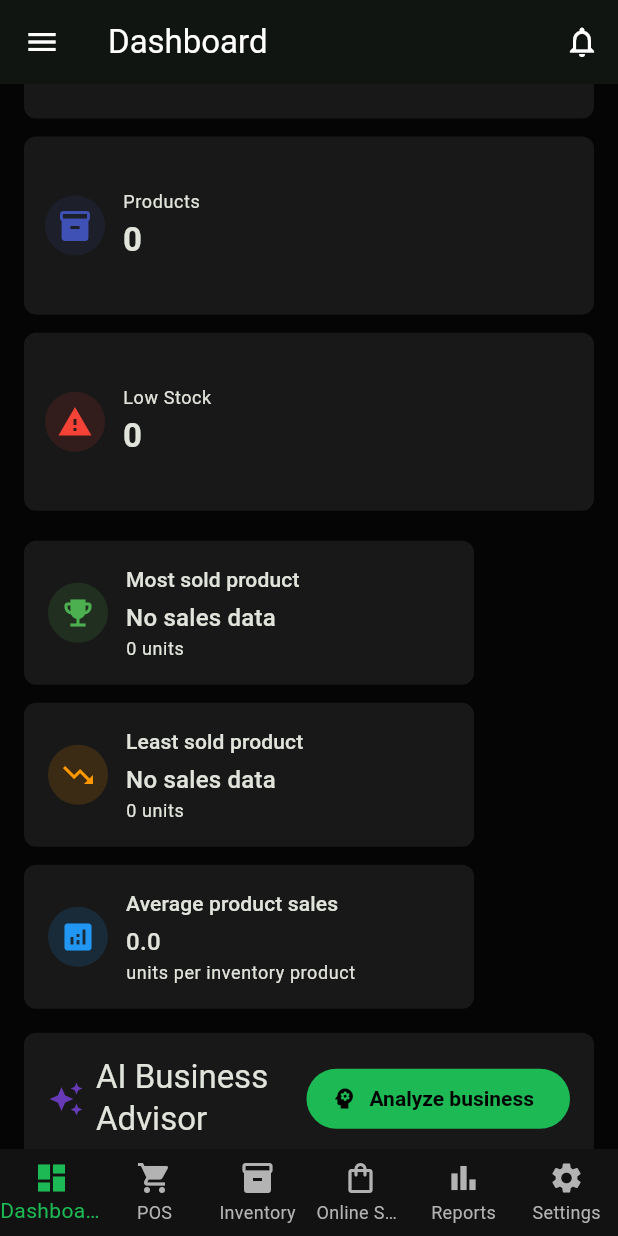
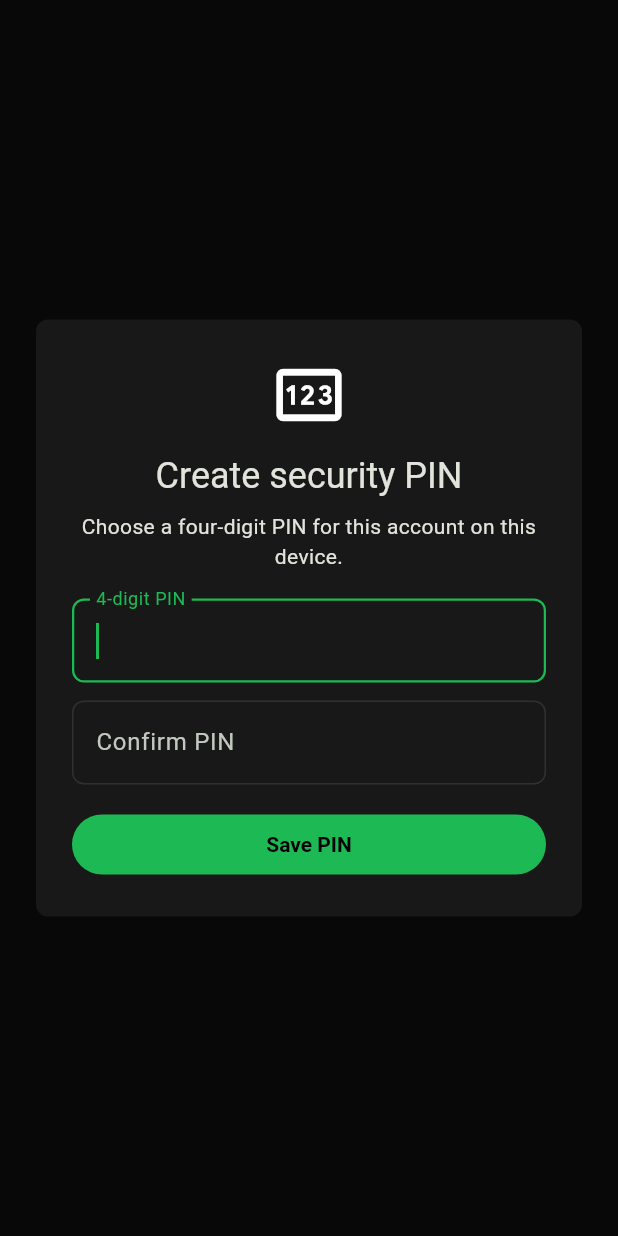
Before and after one commit to hiakintho/Pos-app, a Flutter app: the screen it shows once a user with an empty profile is signed in, scrolled down 576 dp, on a phone screen of 412 x 824 dp. Run offline on Flutter 3.47's test engine with Material 3 defaults, Android fonts, the phone set to English and light mode, and no system bars; our stand-ins replace camera, cloud_firestore, cloud_functions, connectivity_plus, file_picker, firebase_auth and 11 more; missing offline and left inert: mobile_scanner; accounts and stored records are empty.

Commit message:
feat: add smart security camera and web release

```diff
--- a/lib/customer_support_page.dart
+++ b/lib/customer_support_page.dart
@@ -42,7 +42,7 @@ class CustomerSupportPage extends StatelessWidget {
                 NotificationBellButton(user: user),
                 if (!systemOwner && aiEnabled)
                   IconButton(
-                    tooltip: 'Chat with AI support',
+                    tooltip: 'Chat with Smart Support',
                     onPressed: () => Navigator.push(
                       context,
                       MaterialPageRoute(
@@ -218,7 +218,7 @@ class _AiSupportChatPageState extends State<_AiSupportChatPage> {
           () => messages.add({
             'role': 'model',
             'text':
-                'AI support is unavailable right now. Please create a human support ticket. ($e)',
+                'Smart Support is unavailable right now. Please create a human support ticket. ($e)',
           }),
         );
       }
@@ -230,7 +230,7 @@ class _AiSupportChatPageState extends State<_AiSupportChatPage> {
   @override
   Widget build(BuildContext context) => Scaffold(
     appBar: AppBar(
-      title: const Text('AI System Support'),
+      title: const Text('Smart System Support'),
       actions: [
         TextButton.icon(
           onPressed: () => showDialog<void>(
--- a/lib/dashboard_screen.dart
+++ b/lib/dashboard_screen.dart
@@ -722,7 +722,7 @@ class _AiAdviceCardState extends State<_AiAdviceCard> {
       if (mounted) {
         setState(
           () => advice =
-              'AI analysis is unavailable. Verify that the Gemini Cloud Function and secret are deployed. ($e)',
+              'Smart Advisor is unavailable. Check the cloud connection and try again. ($e)',
         );
       }
     } finally {
@@ -743,7 +743,7 @@ class _AiAdviceCardState extends State<_AiAdviceCard> {
               const SizedBox(width: 8),
               Expanded(
                 child: Text(
-                  'AI Business Advisor',
+                  'Smart Business Advisor',
                   style: Theme.of(context).textTheme.titleLarge,
                 ),
               ),
--- a/lib/main.dart
+++ b/lib/main.dart
@@ -25,6 +25,8 @@ import 'notification_inbox_page.dart';
 import 'notification_service.dart';
 import 'delivery_management_page.dart';
 import 'business_management_screen.dart';
+import 'account_security.dart';
+import 'security_lock.dart';
 
 const Color _spotifyGreen = Color(0xFF1DB954);
 const Color _spotifyBlack = Color(0xFF050505);
@@ -150,7 +152,7 @@ class AuthGate extends StatelessWidget {
   @override
   Widget build(BuildContext context) {
     return StreamBuilder<auth.User?>(
-      stream: auth.FirebaseAuth.instance.authStateChanges(),
+      stream: auth.FirebaseAuth.instance.userChanges(),
       builder: (context, snapshot) {
         if (snapshot.connectionState == ConnectionState.waiting) {
           return const Scaffold(body: Center(child: ModernLoadingIndicator()));
@@ -175,14 +177,25 @@ class AuthGate extends StatelessWidget {
             }
             NotificationService.register(appUser.id);
 
+            if (appUser.requiresEmailVerification &&
+                !firebaseUser.emailVerified) {
+              return const EmailVerificationPage();
+            }
+
+            Widget secured(Widget page) => SecurityLock(
+              key: ValueKey('security_${appUser.id}'),
+              userId: appUser.id,
+              child: page,
+            );
+
             if (appUser.role == UserRole.customer) {
-              return CustomerMarketplace(customer: appUser);
+              return secured(CustomerMarketplace(customer: appUser));
             }
             if (appUser.role == UserRole.deliveryBoy) {
-              return DeliveryOrdersPage(user: appUser);
+              return secured(DeliveryOrdersPage(user: appUser));
             }
             if (appUser.role == UserRole.systemOwner) {
-              return SystemOwnerPage(user: appUser);
+              return secured(SystemOwnerPage(user: appUser));
             }
             if (appUser.role == UserRole.superAdmin) {
               return StreamBuilder<DocumentSnapshot<Map<String, dynamic>>>(
@@ -201,7 +214,7 @@ class AuthGate extends StatelessWidget {
                           as String? ??
                       'approved';
                   if (status != 'approved') {
-                    return BusinessApprovalPendingPage(status: status);
+                    return secured(BusinessApprovalPendingPage(status: status));
                   }
                   return StreamBuilder<DocumentSnapshot<Map<String, dynamic>>>(
                     stream: FirebaseFirestore.instance
@@ -221,22 +234,24 @@ class AuthGate extends StatelessWidget {
                           : null;
                       if (expiryDate != null &&
                           expiryDate.isBefore(DateTime.now())) {
-                        return const BusinessApprovalPendingPage(
-                          status: 'expired',
+                        return secured(
+                          const BusinessApprovalPendingPage(status: 'expired'),
                         );
                       }
-                      return MainNavigation(
-                        key: ValueKey(
-                          '${businessSnapshot.data!.data()?['allowedFeatures']}-${businessSnapshot.data!.data()?['subscriptionExpiresAt']}',
+                      return secured(
+                        MainNavigation(
+                          key: ValueKey(
+                            '${businessSnapshot.data!.data()?['allowedFeatures']}-${businessSnapshot.data!.data()?['subscriptionExpiresAt']}',
+                          ),
+                          user: appUser,
                         ),
-                        user: appUser,
                       );
                     },
                   );
                 },
               );
             }
-            return MainNavigation(user: appUser);
+            return secured(MainNavigation(user: appUser));
           },
         );
       },
--- a/lib/models.dart
+++ b/lib/models.dart
@@ -71,6 +71,7 @@ class User {
   final String role; // Changed from Enum to String
   final String? branchId;
   final String? businessId;
+  final bool requiresEmailVerification;
 
   User({
     required this.id,
@@ -79,6 +80,7 @@ class User {
     required this.role,
     this.branchId,
     this.businessId,
+    this.requiresEmailVerification = false,
   });
 
   Map<String, dynamic> toMap() {
@@ -89,6 +91,7 @@ class User {
       'role': role,
       'branchId': branchId,
       'businessId': businessId,
+      'requiresEmailVerification': requiresEmailVerification,
     };
   }
 
@@ -119,6 +122,7 @@ class User {
       role: finalRole,
       branchId: map['branchId'],
       businessId: map['businessId'],
+      requiresEmailVerification: map['requiresEmailVerification'] == true,
     );
   }
 }
--- a/lib/pos_screen.dart
+++ b/lib/pos_screen.dart
@@ -482,7 +482,7 @@ class _POSScreenState extends State<POSScreen> {
 
   Future<void> _openAiProductCamera() async {
     if (_products.isEmpty) {
-      _showMessage('Load Firebase products before using AI recognition.');
+      _showMessage('Load Firebase products before using Smart Camera.');
       return;
     }
     final query = await Navigator.of(context).push<String>(
@@ -499,7 +499,7 @@ class _POSScreenState extends State<POSScreen> {
     });
     _searchFocusNode.requestFocus();
     _showMessage(
-      'AI recognized "$query". Select the correct product from the results.',
+      'Smart Camera found "$query". Select the correct product from the results.',
     );
   }
 
@@ -982,7 +982,7 @@ class _POSScreenState extends State<POSScreen> {
               widget.permissions == null ||
               widget.permissions!['ai_product_recognition'] == true)
             IconButton(
-              tooltip: 'Recognize product with AI camera',
+              tooltip: 'Search product with Smart Camera',
               onPressed: _isLoading ? null : _openAiProductCamera,
               icon: const Icon(Icons.center_focus_strong),
             ),
--- a/lib/product_recognition_camera.dart
+++ b/lib/product_recognition_camera.dart
@@ -66,13 +66,16 @@ class _ProductRecognitionCameraState extends State<ProductRecognitionCamera> {
               .toString()
               .trim();
       if (!mounted) return;
-      if (query.isEmpty) throw Exception('No product could be recognized.');
+      if (query.isEmpty)
+        throw Exception(
+          'Smart Camera did not recognize a product. Try again with the label clearly visible.',
+        );
       Navigator.pop(context, query);
     } catch (e) {
       if (!mounted) return;
       setState(() {
         recognizing = false;
-        error = 'Could not recognize product: $e';
+        error = 'Smart Camera did not recognize the product: $e';
       });
     }
   }
@@ -85,7 +88,7 @@ class _ProductRecognitionCameraState extends State<ProductRecognitionCamera> {
 
   @override
   Widget build(BuildContext context) => Scaffold(
-    appBar: AppBar(title: const Text('AI Product Camera')),
+    appBar: AppBar(title: const Text('Smart Product Camera')),
     body: Column(
       children: [
         Expanded(
@@ -110,7 +113,7 @@ class _ProductRecognitionCameraState extends State<ProductRecognitionCamera> {
           child: Column(
             children: [
               const Text(
-                'Place the product and visible label in the frame. AI will convert the image into a product search; you choose the result manually.',
+                'Place the product and visible label in the frame. Smart Camera will create a search; you choose the correct result manually.',
                 textAlign: TextAlign.center,
               ),
               if (error != null) ...[
--- /dev/null
+++ b/lib/security_lock.dart
@@ -0,0 +1,226 @@
+import 'dart:convert';
+import 'dart:io' show Platform;
+
+import 'package:crypto/crypto.dart';
+import 'package:flutter/foundation.dart';
+import 'package:flutter/material.dart';
+import 'package:flutter/services.dart';
+import 'package:local_auth/local_auth.dart';
+import 'package:shared_preferences/shared_preferences.dart';
+import 'app_loading_indicator.dart';
+
+class SecurityLock extends StatefulWidget {
+  final String userId;
+  final Widget child;
+  const SecurityLock({super.key, required this.userId, required this.child});
+
+  @override
+  State<SecurityLock> createState() => _SecurityLockState();
+}
+
+class _SecurityLockState extends State<SecurityLock> {
+  final pin = TextEditingController();
+  final confirmPin = TextEditingController();
+  final biometrics = LocalAuthentication();
+  bool loading = true;
+  bool locked = true;
+  bool setup = false;
+  String? error;
+  late String pinKey;
+
+  @override
+  void initState() {
+    super.initState();
+    pinKey = 'security_pin_${widget.userId}';
+    _load();
+  }
+
+  Future<void> _load() async {
+    final prefs = await SharedPreferences.getInstance();
+    setup = prefs.getString(pinKey) == null;
+    if (mounted) setState(() => loading = false);
+    if (!setup) _useBiometric(silent: true);
+  }
+
+  String _hash(String value) =>
+      sha256.convert(utf8.encode('${widget.userId}:$value')).toString();
+
+  Future<void> _saveOrUnlock() async {
+    final value = pin.text.trim();
+    if (!RegExp(r'^\d{4}$').hasMatch(value)) {
+      setState(() => error = 'Enter exactly four digits.');
+      return;
+    }
+    final prefs = await SharedPreferences.getInstance();
+    if (setup) {
+      if (value != confirmPin.text.trim()) {
+        setState(() => error = 'PIN confirmation does not match.');
+        return;
+      }
+      await prefs.setString(pinKey, _hash(value));
+      setup = false;
+      locked = false;
+    } else if (prefs.getString(pinKey) == _hash(value)) {
+      locked = false;
+    } else {
+      error = 'Incorrect PIN.';
+    }
+    pin.clear();
+    confirmPin.clear();
+    if (mounted) setState(() {});
+  }
+
+  Future<void> _useBiometric({bool silent = false}) async {
+    if (kIsWeb || !Platform.isAndroid) return;
+    try {
+      if (!await biometrics.canCheckBiometrics &&
+          !await biometrics.isDeviceSupported())
+        return;
+      final ok = await biometrics.authenticate(
+        localizedReason: 'Unlock the POS securely',
+        options: const AuthenticationOptions(
+          biometricOnly: true,
+          stickyAuth: true,
+        ),
+      );
+      if (ok && mounted) setState(() => locked = false);
+    } on PlatformException catch (e) {
+      if (!silent && mounted)
+        setState(
+          () => error = e.message ?? 'Fingerprint unlock is unavailable.',
+        );
+    }
+  }
+
+  @override
+  void dispose() {
+    pin.dispose();
+    confirmPin.dispose();
+    super.dispose();
+  }
+
+  @override
+  Widget build(BuildContext context) {
+    if (loading)
+      return const Scaffold(body: Center(child: ModernLoadingIndicator()));
+    return Stack(
+      children: [
+        widget.child,
+        if (!locked)
+          Positioned(
+            right: 18,
+            bottom: 18,
+            child: FloatingActionButton.small(
+              heroTag: 'security-lock',
+              tooltip: 'Lock screen',
+              onPressed: () => setState(() => locked = true),
+              child: const Icon(Icons.lock_outline),
+            ),
+          ),
+        if (locked)
+          Positioned.fill(
+            child: Material(
+              color: const Color(0xFF080808),
+              child: SafeArea(
+                child: Center(
+                  child: SingleChildScrollView(
+                    padding: const EdgeInsets.all(24),
+                    child: ConstrainedBox(
+                      constraints: const BoxConstraints(maxWidth: 380),
+                      child: Card(
+                        child: Padding(
+                          padding: const EdgeInsets.all(24),
+                          child: Column(
+                            mainAxisSize: MainAxisSize.min,
+                            children: [
+                              Icon(
+                                setup ? Icons.pin_outlined : Icons.lock,
+                                size: 52,
+                              ),
+                              const SizedBox(height: 12),
+                              Text(
+                                setup ? 'Create security PIN' : 'POS locked',
+                                style: Theme.of(
+                                  context,
+                                ).textTheme.headlineSmall,
+                              ),
+                              const SizedBox(height: 8),
+                              Text(
+                                setup
+                                    ? 'Choose a four-digit PIN for this account on this device.'
+                                    : 'Your session remains signed in. Enter your PIN to continue.',
+                                textAlign: TextAlign.center,
+                              ),
+                              const SizedBox(height: 18),
+                              TextField(
+                                controller: pin,
+                                autofocus: true,
+                                obscureText: true,
+                                maxLength: 4,
+                                keyboardType: TextInputType.number,
+                                inputFormatters: [
+                                  FilteringTextInputFormatter.digitsOnly,
+                                ],
+                                onSubmitted: (_) => _saveOrUnlock(),
+                                decoration: const InputDecoration(
+                                  labelText: '4-digit PIN',
+                                  counterText: '',
+                                ),
+                              ),
+                              if (setup) ...[
+                                const SizedBox(height: 12),
+                                TextField(
+                                  controller: confirmPin,
+                                  obscureText: true,
+                                  maxLength: 4,
+                                  keyboardType: TextInputType.number,
+                                  inputFormatters: [
+                                    FilteringTextInputFormatter.digitsOnly,
+                                  ],
+                                  onSubmitted: (_) => _saveOrUnlock(),
+                                  decoration: const InputDecoration(
+                                    labelText: 'Confirm PIN',
+                                    counterText: '',
+                                  ),
+                                ),
+                              ],
+                              if (error != null)
+                                Padding(
+                                  padding: const EdgeInsets.only(top: 10),
+                                  child: Text(
+                                    error!,
+                                    style: TextStyle(
+                                      color: Theme.of(
+                                        context,
+                                      ).colorScheme.error,
+                                    ),
+                                  ),
+                                ),
+                              const SizedBox(height: 16),
+                              SizedBox(
+                                width: double.infinity,
+                                child: FilledButton(
+                                  onPressed: _saveOrUnlock,
+                                  child: Text(setup ? 'Save PIN' : 'Unlock'),
+                                ),
+                              ),
+                              if (!setup && !kIsWeb && Platform.isAndroid)
+                                TextButton.icon(
+                                  onPressed: _useBiometric,
+                                  icon: const Icon(Icons.fingerprint),
+                                  label: const Text('Use fingerprint'),
+                                ),
+                            ],
+                          ),
+                        ),
+                      ),
+                    ),
+                  ),
+                ),
+              ),
+            ),
+          ),
+      ],
+    );
+  }
+}
--- a/lib/settings_screen.dart
+++ b/lib/settings_screen.dart
@@ -77,17 +77,17 @@ const List<_FeatureDefinition> _systemFeatures = [
   _FeatureDefinition('reports', 'Reports', 'View reports and analytics'),
   _FeatureDefinition(
     'ai_business_advisor',
-    'AI Business Advisor',
+    'Smart Business Advisor',
     'Generate dashboard insights and cost-saving advice',
   ),
   _FeatureDefinition(
     'ai_support',
-    'AI Support Chat',
-    'Chat with the system-aware AI support assistant',
+    'Smart Support Chat',
+    'Chat with the system-aware Smart Support assistant',
   ),
   _FeatureDefinition(
     'ai_product_recognition',
-    'AI Product Recognition',
+    'Smart Product Camera',
     'Recognize products from camera images in POS',
   ),
   _FeatureDefinition(
--- a/pubspec.yaml
+++ b/pubspec.yaml
@@ -53,6 +53,9 @@ dependencies:
   cloud_functions: ^5.1.3
   camera: ^0.12.0+2
   camera_windows: ^0.2.6+4
+  local_auth: ^2.3.0
+  shared_preferences: ^2.5.3
+  crypto: ^3.0.6
 
 dev_dependencies:
   flutter_test:
```
Also changed, not shown: lib/account_security.dart (added, +100 -0 lines), lib/customer_marketplace.dart (+19 -6 lines), lib/login_page.dart (+57 -6 lines), lib/register_page.dart (+18 -2 lines), lib/system_administration.dart (+17 -1 lines), firebase.json, pubspec.lock, 7 other files.
